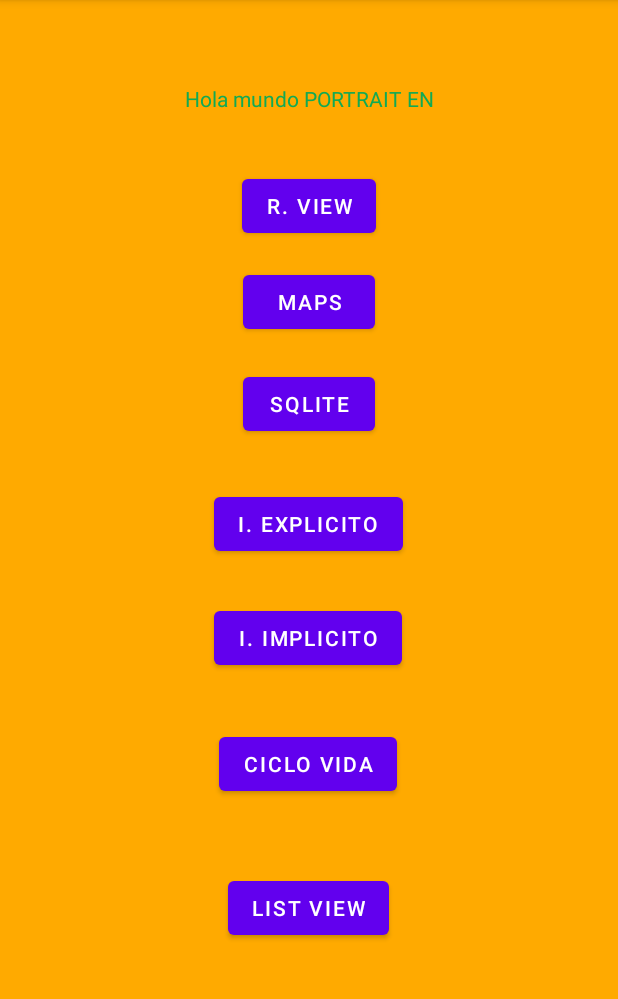
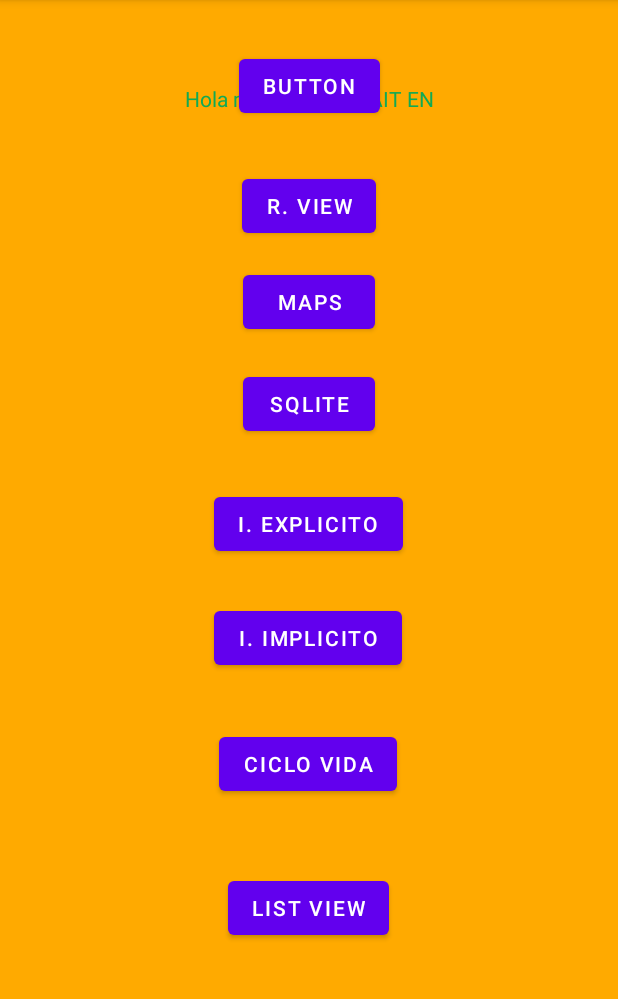
Before and after one commit to 2022B-Software-Computacion/garcia-castaneda-gandhy-gabriel-ms, an Android app: the screen it shows after launch (MainActivity), on a phone screen of 412 x 824 dp, the part 84-1083 px from its top. Run offline under Robolectric (Android 15) with nearby library versions, the phone set to English and light mode, and no system bars.

Commit message:
Add: Firebase Auth logic

```diff
--- a/01-android/app/src/main/java/com/example/gggcapplication/MainActivity.kt
+++ b/01-android/app/src/main/java/com/example/gggcapplication/MainActivity.kt
@@ -105,6 +105,12 @@ class MainActivity : AppCompatActivity() {
             .setOnClickListener {
                 irActividad(HGoogleMapsActivity::class.java)
             }
+
+        val botonFirebaseUI = findViewById<Button>(R.id.btn_intent_firebase_ui)
+        botonFirebaseUI
+            .setOnClickListener {
+                irActividad(IFirebaseUIAuth::class.java)
+            }
     }
 
     fun abrirActividadConParametros(
--- a/01-android/app/src/main/res/layout/activity_main.xml
+++ b/01-android/app/src/main/res/layout/activity_main.xml
@@ -94,4 +94,15 @@
         app:layout_constraintHorizontal_bias="0.666"
         app:layout_constraintStart_toStartOf="@+id/btn_sqlite" />
 
+    <Button
+        android:id="@+id/btn_intent_firebase_ui"
+        android:layout_width="wrap_content"
+        android:layout_height="wrap_content"
+        android:layout_marginBottom="32dp"
+        android:text="Button"
+        app:layout_constraintBottom_toTopOf="@+id/btn_recycler_view"
+        app:layout_constraintEnd_toEndOf="@+id/btn_recycler_view"
+        app:layout_constraintStart_toStartOf="@+id/btn_recycler_view"
+        tools:text="UI FIREBASE" />
+
 </androidx.constraintlayout.widget.ConstraintLayout>
--- a/01-android/build.gradle
+++ b/01-android/build.gradle
@@ -1,7 +1,6 @@
 buildscript {
     dependencies {
         classpath 'com.google.gms:google-services:4.3.13'
-
     }
 }
 
```
Also changed, not shown: 01-android/app/build.gradle (+9 -0 lines), 01-android/app/src/main/AndroidManifest.xml (+9 -2 lines), 01-android/app/src/main/java/com/example/gggcapplication/IFirebaseUIAuth.kt (added, +61 -0 lines), 01-android/app/src/main/res/layout/activity_ifirebase_uiauth.xml (added, +32 -0 lines).
